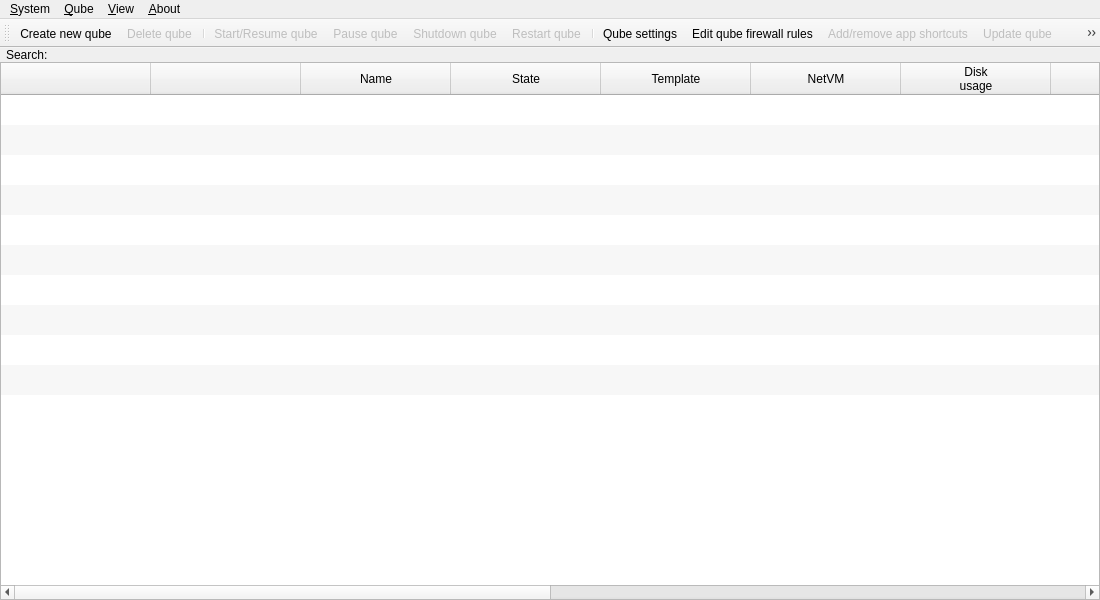
Before: the Qt Designer form ui/qubemanager.ui in QubesOS/qubes-manager, drawn with Qt 5.
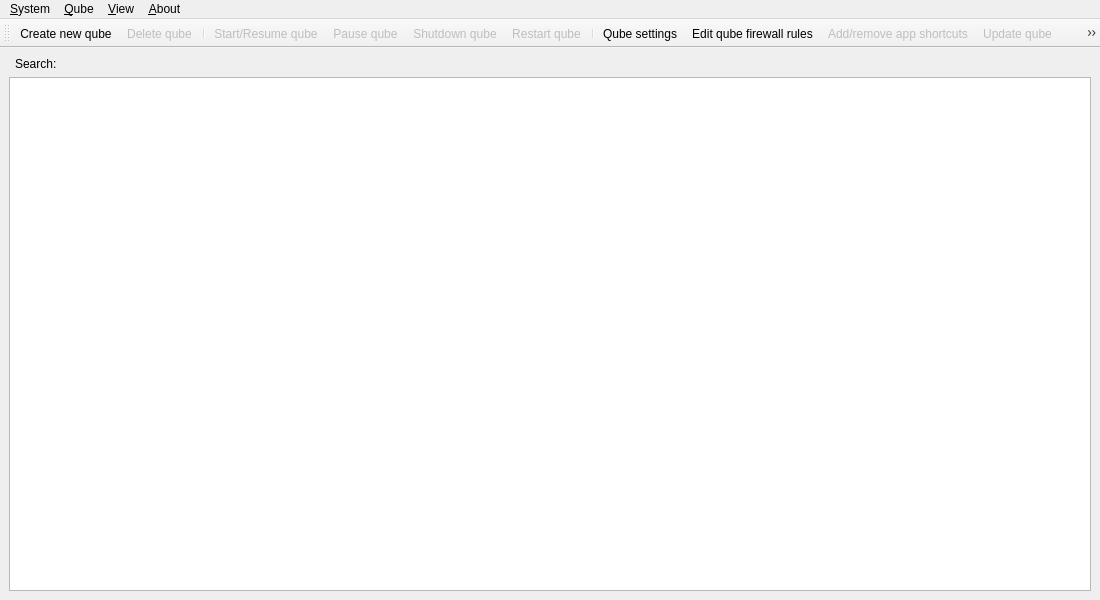
After: the same form once the commit is applied. Icons and pictures are not drawn.

Commit message: Migration to View/Model design (#195)

```diff
--- a/ui/qubemanager.ui
+++ b/ui/qubemanager.ui
@@ -52,21 +52,6 @@
     <property name="sizeConstraint">
      <enum>QLayout::SetDefaultConstraint</enum>
     </property>
-    <property name="leftMargin">
-     <number>0</number>
-    </property>
-    <property name="topMargin">
-     <number>0</number>
-    </property>
-    <property name="rightMargin">
-     <number>0</number>
-    </property>
-    <property name="bottomMargin">
-     <number>0</number>
-    </property>
-    <property name="spacing">
-     <number>0</number>
-    </property>
     <item row="0" column="0">
      <layout class="QHBoxLayout" name="searchContainer">
       <property name="spacing">
@@ -85,7 +70,7 @@
      </layout>
     </item>
     <item row="1" column="0">
-     <widget class="QTableWidget" name="table">
+     <widget class="QTableView" name="table">
       <property name="minimumSize">
        <size>
         <width>0</width>
@@ -140,21 +125,9 @@
       <property name="cornerButtonEnabled">
        <bool>false</bool>
       </property>
-      <property name="rowCount">
-       <number>10</number>
-      </property>
-      <property name="columnCount">
-       <number>14</number>
-      </property>
       <attribute name="horizontalHeaderCascadingSectionResizes">
        <bool>false</bool>
       </attribute>
-      <attribute name="horizontalHeaderMinimumSectionSize">
-       <number>150</number>
-      </attribute>
-      <attribute name="horizontalHeaderDefaultSectionSize">
-       <number>150</number>
-      </attribute>
       <attribute name="verticalHeaderVisible">
        <bool>false</bool>
       </attribute>
```
Left out of the diff: 19 changed lines with no effect on the pictures. The commit also changes 7 other files.
